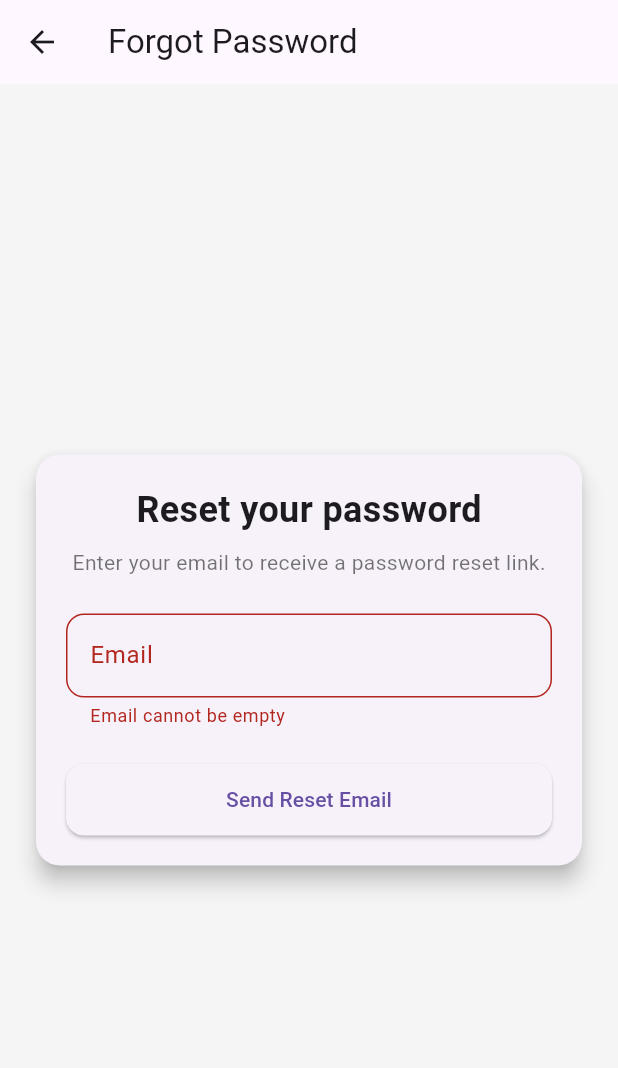
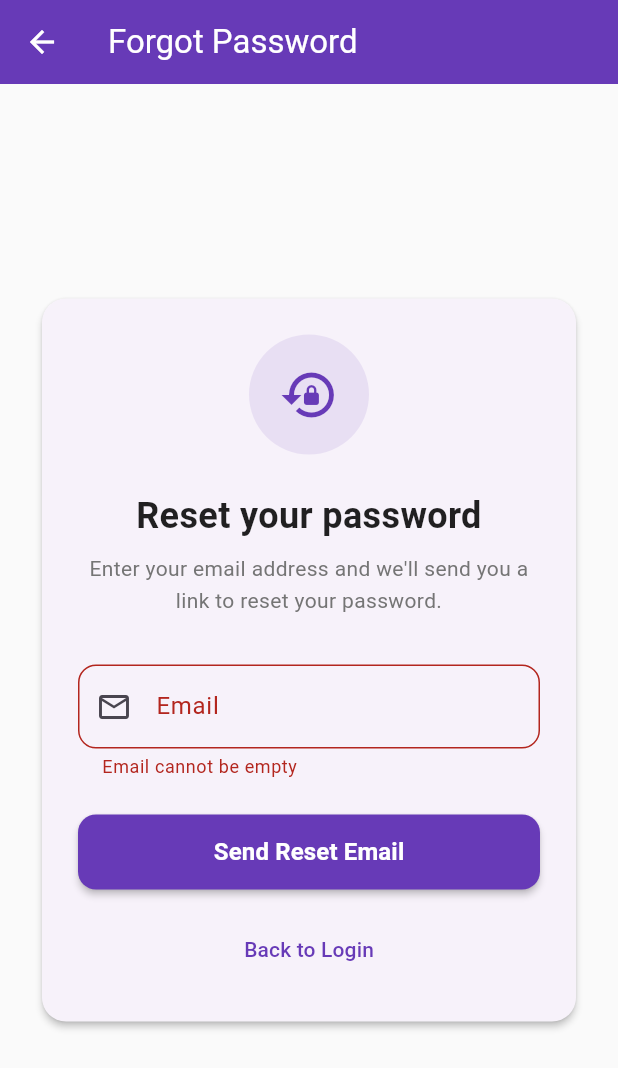
Before and after one commit to tranght0o/my_productivity_app, a Flutter app: the ForgotPasswordScreen screen opened directly, after a tap on "Send Reset Email", on a phone screen of 412 x 824 dp. Shown: the top 1068 px of the screen. Run offline on Flutter 3.47's test engine with Material 3 defaults, Android fonts, the phone set to English and light mode, and no system bars; our stand-ins replace cloud_firestore, firebase_auth, firebase_core, fl_chart, month_picker_dialog, table_calendar; accounts and stored records are empty.

Commit message:
refactor: update forgot password screen UI to match app theme

```diff
--- a/lib/screens/forgot_password_screen.dart
+++ b/lib/screens/forgot_password_screen.dart
@@ -11,98 +11,167 @@ class ForgotPasswordScreen extends StatefulWidget {
 class _ForgotPasswordScreenState extends State<ForgotPasswordScreen> {
   final _formKey = GlobalKey<FormState>();
   final _authService = AuthService();
+  final _emailController = TextEditingController();
 
-  String _email = '';
   bool _loading = false;
 
-  // Validate email input
+  @override
+  void dispose() {
+    _emailController.dispose();
+    super.dispose();
+  }
+
   String? _validateEmail(String? value) {
     if (value == null || value.isEmpty) return 'Email cannot be empty';
     if (!value.contains('@')) return 'Invalid email';
     return null;
   }
 
-  // Handle sending password reset email
   void _sendResetEmail() async {
     if (!_formKey.currentState!.validate()) return;
 
     setState(() => _loading = true);
-    _formKey.currentState!.save();
 
     try {
-      await _authService.sendPasswordResetEmail(_email);
+      await _authService.sendPasswordResetEmail(_emailController.text.trim());
+
+      if (!mounted) return;
+
       ScaffoldMessenger.of(context).showSnackBar(
         const SnackBar(
           content: Text('Password reset email sent. Check your inbox.'),
+          backgroundColor: Colors.green,
         ),
       );
+
+      // Auto navigate back after 2 seconds
+      await Future.delayed(const Duration(seconds: 2));
+      if (mounted) {
+        Navigator.pop(context);
+      }
     } catch (e) {
+      if (mounted) {
         ScaffoldMessenger.of(context).showSnackBar(
-        SnackBar(content: Text('Failed to send reset email: $e')),
+          SnackBar(
+            content: Text('Failed to send reset email: $e'),
+            backgroundColor: Colors.red,
+          ),
         );
+      }
     } finally {
+      if (mounted) {
         setState(() => _loading = false);
+      }
     }
   }
 
   @override
   Widget build(BuildContext context) {
     return Scaffold(
+      backgroundColor: Colors.grey[50],
       appBar: AppBar(
         title: const Text('Forgot Password'),
+        backgroundColor: Colors.deepPurple,
+        foregroundColor: Colors.white,
+        elevation: 0,
       ),
       body: Center(
         child: SingleChildScrollView(
-          padding: const EdgeInsets.all(20),
+          padding: const EdgeInsets.all(24),
+          child: Container(
+            constraints: const BoxConstraints(maxWidth: 400),
             child: Card(
+              elevation: 2,
               shape: RoundedRectangleBorder(
                 borderRadius: BorderRadius.circular(16),
               ),
-            elevation: 6,
               child: Padding(
-              padding: const EdgeInsets.all(20),
+                padding: const EdgeInsets.all(24),
                 child: Form(
                   key: _formKey,
                   child: Column(
                     mainAxisSize: MainAxisSize.min,
+                    crossAxisAlignment: CrossAxisAlignment.stretch,
                     children: [
+                      // Icon
+                      Container(
+                        width: 80,
+                        height: 80,
+                        decoration: BoxDecoration(
+                          color: Colors.deepPurple.withOpacity(0.1),
+                          shape: BoxShape.circle,
+                        ),
+                        child: const Icon(
+                          Icons.lock_reset,
+                          size: 40,
+                          color: Colors.deepPurple,
+                        ),
+                      ),
+                      const SizedBox(height: 24),
+
+                      // Title
                       const Text(
                         'Reset your password',
                         style: TextStyle(
                           fontSize: 24,
                           fontWeight: FontWeight.bold,
+                          color: Colors.black87,
                         ),
+                        textAlign: TextAlign.center,
                       ),
                       const SizedBox(height: 8),
-                    const Text(
-                      'Enter your email to receive a password reset link.',
-                      style: TextStyle(color: Colors.black54),
+
+                      // Description
+                      Text(
+                        'Enter your email address and we\'ll send you a link to reset your password.',
+                        style: TextStyle(
+                          fontSize: 14,
+                          color: Colors.grey.shade600,
+                          height: 1.5,
                         ),
-                    const SizedBox(height: 24),
+                        textAlign: TextAlign.center,
+                      ),
+                      const SizedBox(height: 32),
 
                       // Email input
                       TextFormField(
+                        controller: _emailController,
                         decoration: InputDecoration(
                           labelText: 'Email',
+                          hintText: 'Enter your email',
+                          prefixIcon: const Icon(Icons.email_outlined),
                           border: OutlineInputBorder(
                             borderRadius: BorderRadius.circular(12),
+                          ),
+                          enabledBorder: OutlineInputBorder(
+                            borderRadius: BorderRadius.circular(12),
+                            borderSide: BorderSide(color: Colors.grey.shade300),
+                          ),
+                          focusedBorder: OutlineInputBorder(
+                            borderRadius: BorderRadius.circular(12),
+                            borderSide: const BorderSide(
+                              color: Colors.deepPurple,
+                              width: 2,
+                            ),
                           ),
                         ),
                         keyboardType: TextInputType.emailAddress,
                         validator: _validateEmail,
-                      onSaved: (val) => _email = val!.trim(),
+                        enabled: !_loading,
                       ),
                       const SizedBox(height: 24),
 
-                    // Send reset email button
+                      // Send button
                       SizedBox(
-                      width: double.infinity,
+                        height: 50,
                         child: ElevatedButton(
                           style: ElevatedButton.styleFrom(
-                          padding: const EdgeInsets.symmetric(vertical: 14),
+                            backgroundColor: Colors.deepPurple,
+                            foregroundColor: Colors.white,
                             shape: RoundedRectangleBorder(
                               borderRadius: BorderRadius.circular(12),
                             ),
+                            elevation: 2,
                           ),
                           onPressed: _loading ? null : _sendResetEmail,
                           child: _loading
@@ -114,7 +183,28 @@ class _ForgotPasswordScreenState extends State<ForgotPasswordScreen> {
                                     color: Colors.white,
                                   ),
                                 )
-                            : const Text('Send Reset Email'),
+                              : const Text(
+                                  'Send Reset Email',
+                                  style: TextStyle(
+                                    fontSize: 16,
+                                    fontWeight: FontWeight.w600,
+                                  ),
+                                ),
+                        ),
+                      ),
+                      const SizedBox(height: 16),
+
+                      // Back to login
+                      TextButton(
+                        onPressed: _loading
+                            ? null
+                            : () => Navigator.pop(context),
+                        child: const Text(
+                          'Back to Login',
+                          style: TextStyle(
+                            color: Colors.deepPurple,
+                            fontWeight: FontWeight.w500,
+                          ),
                         ),
                       ),
                     ],
@@ -124,6 +214,7 @@ class _ForgotPasswordScreenState extends State<ForgotPasswordScreen> {
             ),
           ),
         ),
+      ),
     );
   }
 }
```
Lines whose indentation alone changed are shown as unchanged.
